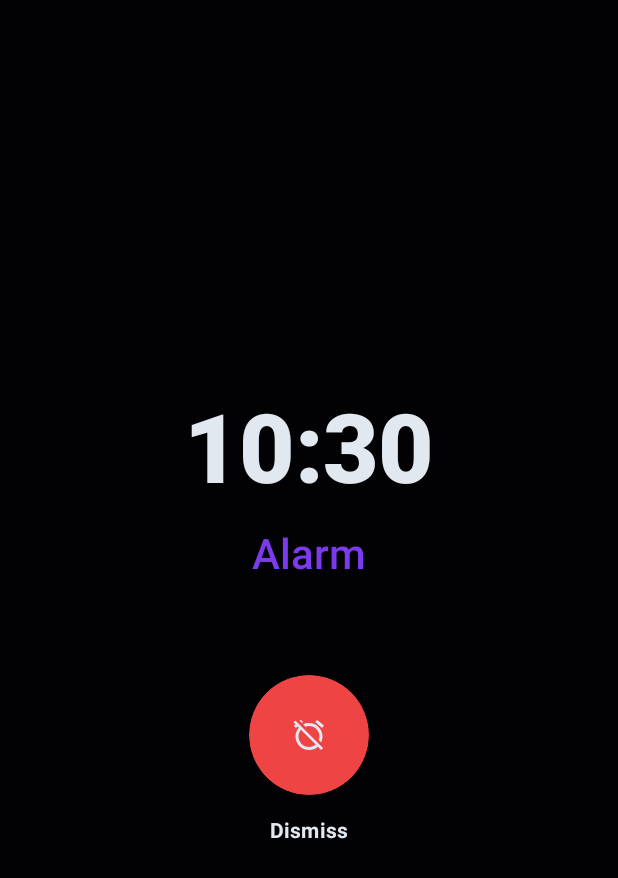
After one commit to suvojeet-sengupta/clock, an Android app built with Jetpack Compose: the AlarmActivity screen opened directly, with no data from a screen before it, on a phone screen of 412 x 824 dp. The commit adds this screen. Shown: the top 878 px of the screen. Run offline under Robolectric (Android 15) with nearby library versions, the phone set to English and light mode, and no system bars; 1 statement that could not run was skipped.

Commit message:
Feat: Add Live Alarm Screen and fix permissions

```diff
--- /dev/null
+++ b/app/src/main/java/com/suvojeet/clock/ui/alarm/AlarmActivity.kt
@@ -0,0 +1,162 @@
+package com.suvojeet.clock.ui.alarm
+
+import android.app.KeyguardManager
+import android.content.Context
+import android.media.Ringtone
+import android.media.RingtoneManager
+import android.os.Build
+import android.os.Bundle
+import android.os.VibrationEffect
+import android.os.Vibrator
+import android.os.VibratorManager
+import android.view.WindowManager
+import androidx.activity.ComponentActivity
+import androidx.activity.compose.setContent
+import androidx.compose.foundation.background
+import androidx.compose.foundation.layout.*
+import androidx.compose.foundation.shape.CircleShape
+import androidx.compose.material.icons.Icons
+import androidx.compose.material.icons.filled.AlarmOff
+import androidx.compose.material3.*
+import androidx.compose.runtime.*
+import androidx.compose.ui.Alignment
+import androidx.compose.ui.Modifier
+import androidx.compose.ui.draw.clip
+import androidx.compose.ui.graphics.Color
+import androidx.compose.ui.unit.dp
+import com.suvojeet.clock.ui.theme.CosmicTheme
+import java.time.LocalTime
+import java.time.format.DateTimeFormatter
+
+class AlarmActivity : ComponentActivity() {
+    private var ringtone: Ringtone? = null
+    private var vibrator: Vibrator? = null
+
+    override fun onCreate(savedInstanceState: Bundle?) {
+        super.onCreate(savedInstanceState)
+
+        turnScreenOnAndKeyguard()
+        startRinging()
+
+        val label = intent.getStringExtra("EXTRA_MESSAGE") ?: "Alarm"
+
+        setContent {
+            CosmicTheme {
+                AlarmTriggerScreen(
+                    label = label,
+                    onDismiss = {
+                        stopRinging()
+                        finish()
+                    }
+                )
+            }
+        }
+    }
+
+    private fun turnScreenOnAndKeyguard() {
+        if (Build.VERSION.SDK_INT >= Build.VERSION_CODES.O_MR1) {
+            setShowWhenLocked(true)
+            setTurnScreenOn(true)
+            val keyguardManager = getSystemService(Context.KEYGUARD_SERVICE) as KeyguardManager
+            keyguardManager.requestDismissKeyguard(this, null)
+        } else {
+            window.addFlags(
+                WindowManager.LayoutParams.FLAG_KEEP_SCREEN_ON or
+                WindowManager.LayoutParams.FLAG_ALLOW_LOCK_WHILE_SCREEN_ON or
+                WindowManager.LayoutParams.FLAG_SHOW_WHEN_LOCKED or
+                WindowManager.LayoutParams.FLAG_TURN_SCREEN_ON
+            )
+        }
+    }
+
+    private fun startRinging() {
+        val uri = RingtoneManager.getDefaultUri(RingtoneManager.TYPE_ALARM)
+        ringtone = RingtoneManager.getRingtone(this, uri)
+        ringtone?.play()
+
+        vibrator = if (Build.VERSION.SDK_INT >= Build.VERSION_CODES.S) {
+            val vibratorManager = getSystemService(Context.VIBRATOR_MANAGER_SERVICE) as VibratorManager
+            vibratorManager.defaultVibrator
+        } else {
+            @Suppress("DEPRECATION")
+            getSystemService(Context.VIBRATOR_SERVICE) as Vibrator
+        }
+
+        val pattern = longArrayOf(0, 1000, 1000)
+        if (Build.VERSION.SDK_INT >= Build.VERSION_CODES.O) {
+            vibrator?.vibrate(VibrationEffect.createWaveform(pattern, 0))
+        } else {
+            @Suppress("DEPRECATION")
+            vibrator?.vibrate(pattern, 0)
+        }
+    }
+
+    private fun stopRinging() {
+        ringtone?.stop()
+        vibrator?.cancel()
+    }
+
+    override fun onDestroy() {
+        super.onDestroy()
+        stopRinging()
+    }
+}
+
+@Composable
+fun AlarmTriggerScreen(
+    label: String,
+    onDismiss: () -> Unit
+) {
+    var currentTime by remember { mutableStateOf(LocalTime.now()) }
+
+    LaunchedEffect(Unit) {
+        while(true) {
+            currentTime = LocalTime.now()
+            kotlinx.coroutines.delay(1000)
+        }
+    }
+
+    Column(
+        modifier = Modifier
+            .fillMaxSize()
+            .background(MaterialTheme.colorScheme.background),
+        horizontalAlignment = Alignment.CenterHorizontally,
+        verticalArrangement = Arrangement.Center
+    ) {
+        Text(
+            text = currentTime.format(DateTimeFormatter.ofPattern("HH:mm")),
+            style = MaterialTheme.typography.displayLarge,
+            color = MaterialTheme.colorScheme.onBackground
+        )
+
+        Spacer(modifier = Modifier.height(16.dp))
+
+        Text(
+            text = label,
+            style = MaterialTheme.typography.headlineMedium,
+            color = MaterialTheme.colorScheme.primary
+        )
+
+        Spacer(modifier = Modifier.height(64.dp))
+
+        Button(
+            onClick = onDismiss,
+            modifier = Modifier
+                .size(80.dp)
+                .clip(CircleShape),
+            colors = ButtonDefaults.buttonColors(containerColor = MaterialTheme.colorScheme.error)
+        ) {
+            Icon(
+                imageVector = Icons.Default.AlarmOff,
+                contentDescription = "Dismiss",
+                tint = MaterialTheme.colorScheme.onError
+            )
+        }
+        Spacer(modifier = Modifier.height(16.dp))
+        Text(
+            text = "Dismiss",
+            style = MaterialTheme.typography.labelLarge,
+            color = MaterialTheme.colorScheme.onBackground
+        )
+    }
+}
```
Also changed, not shown: app/src/main/AndroidManifest.xml (+17 -0 lines), app/src/main/java/com/suvojeet/clock/MainActivity.kt (+8 -0 lines), app/src/main/java/com/suvojeet/clock/data/alarm/AlarmReceiver.kt (+14 -2 lines).
